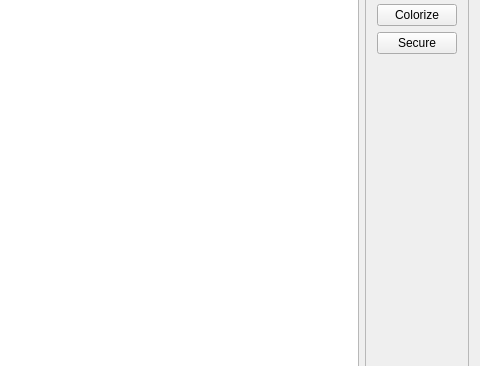
Before: the Qt Designer form src/gui/mainwindow.ui in CervecerosCodigo/CCIMP, drawn with Qt 5; both pictures show x 800 to 1280 and y 207 to 573 of the 1280 by 720 pixel window.
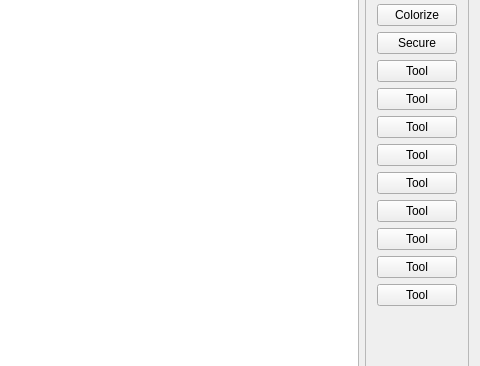
After: the same form once the commit is applied. Icons and pictures are not drawn.

Commit message: Lagt til ekstra tool buttons

Diff of the .ui file:
```diff
--- a/src/gui/mainwindow.ui
+++ b/src/gui/mainwindow.ui
@@ -178,6 +178,123 @@
                </property>
               </widget>
              </item>
+             <item>
+              <widget class="QPushButton" name="encipherButton_4">
+               <property name="sizePolicy">
+                <sizepolicy hsizetype="Preferred" vsizetype="Fixed">
+                 <horstretch>0</horstretch>
+                 <verstretch>0</verstretch>
+                </sizepolicy>
+               </property>
+               <property name="text">
+                <string>Tool</string>
+               </property>
+              </widget>
+             </item>
+             <item>
+              <widget class="QPushButton" name="encipherButton_3">
+               <property name="sizePolicy">
+                <sizepolicy hsizetype="Preferred" vsizetype="Fixed">
+                 <horstretch>0</horstretch>
+                 <verstretch>0</verstretch>
+                </sizepolicy>
+               </property>
+               <property name="text">
+                <string>Tool</string>
+               </property>
+              </widget>
+             </item>
+             <item>
+              <widget class="QPushButton" name="encipherButton_6">
+               <property name="sizePolicy">
+                <sizepolicy hsizetype="Preferred" vsizetype="Fixed">
+                 <horstretch>0</horstretch>
+                 <verstretch>0</verstretch>
+                </sizepolicy>
+               </property>
+               <property name="text">
+                <string>Tool</string>
+               </property>
+              </widget>
+             </item>
+             <item>
+              <widget class="QPushButton" name="encipherButton_7">
+               <property name="sizePolicy">
+                <sizepolicy hsizetype="Preferred" vsizetype="Fixed">
+                 <horstretch>0</horstretch>
+                 <verstretch>0</verstretch>
+                </sizepolicy>
+               </property>
+               <property name="text">
+                <string>Tool</string>
+               </property>
+              </widget>
+             </item>
+             <item>
+              <widget class="QPushButton" name="encipherButton_5">
+               <property name="sizePolicy">
+                <sizepolicy hsizetype="Preferred" vsizetype="Fixed">
+                 <horstretch>0</horstretch>
+                 <verstretch>0</verstretch>
+                </sizepolicy>
+               </property>
+               <property name="text">
+                <string>Tool</string>
+               </property>
+              </widget>
+             </item>
+             <item>
+              <widget class="QPushButton" name="encipherButton_9">
+               <property name="sizePolicy">
+                <sizepolicy hsizetype="Preferred" vsizetype="Fixed">
+                 <horstretch>0</horstretch>
+                 <verstretch>0</verstretch>
+                </sizepolicy>
+               </property>
+               <property name="text">
+                <string>Tool</string>
+               </property>
+              </widget>
+             </item>
+             <item>
+              <widget class="QPushButton" name="encipherButton_10">
+               <property name="sizePolicy">
+                <sizepolicy hsizetype="Preferred" vsizetype="Fixed">
+                 <horstretch>0</horstretch>
+                 <verstretch>0</verstretch>
+                </sizepolicy>
+               </property>
+               <property name="text">
+                <string>Tool</string>
+               </property>
+              </widget>
+             </item>
+             <item>
+              <widget class="QPushButton" name="encipherButton_11">
+               <property name="sizePolicy">
+                <sizepolicy hsizetype="Preferred" vsizetype="Fixed">
+                 <horstretch>0</horstretch>
+                 <verstretch>0</verstretch>
+                </sizepolicy>
+               </property>
+               <property name="text">
+                <string>Tool</string>
+               </property>
+              </widget>
+             </item>
+             <item>
+              <widget class="QPushButton" name="encipherButton_8">
+               <property name="sizePolicy">
+                <sizepolicy hsizetype="Preferred" vsizetype="Fixed">
+                 <horstretch>0</horstretch>
+                 <verstretch>0</verstretch>
+                </sizepolicy>
+               </property>
+               <property name="text">
+                <string>Tool</string>
+               </property>
+              </widget>
+             </item>
             </layout>
            </item>
            <item row="1" column="0">
```
